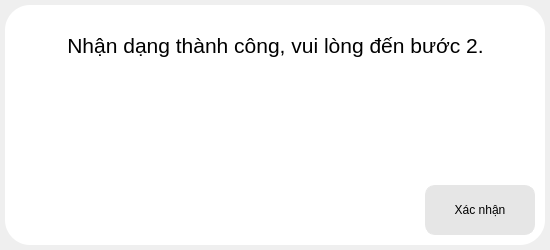
First picture: the form in FILE_QT/from_finish_cam.ui, repository ThaiThanhDuy/PP_GUI_FP, before the edit.
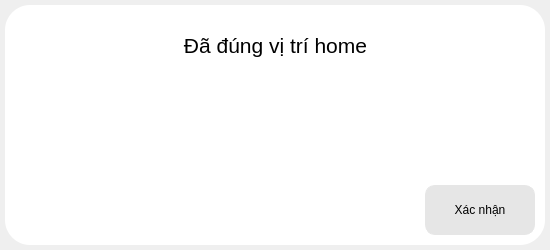
Second picture: the form after the edit. Icons and pictures are not drawn.

Patch:
```diff
--- a/FILE_QT/from_finish_cam.ui
+++ b/FILE_QT/from_finish_cam.ui
@@ -70,7 +70,7 @@
 border-radius: 20px;</string>
     </property>
     <property name="text">
-     <string>Nhận dạng thành công, vui lòng đến bước 2.</string>
+     <string>Đã đúng vị trí home</string>
     </property>
     <property name="alignment">
      <set>Qt::AlignCenter</set>
```
Left out of the diff: 2 changed lines with no effect on the pictures.
